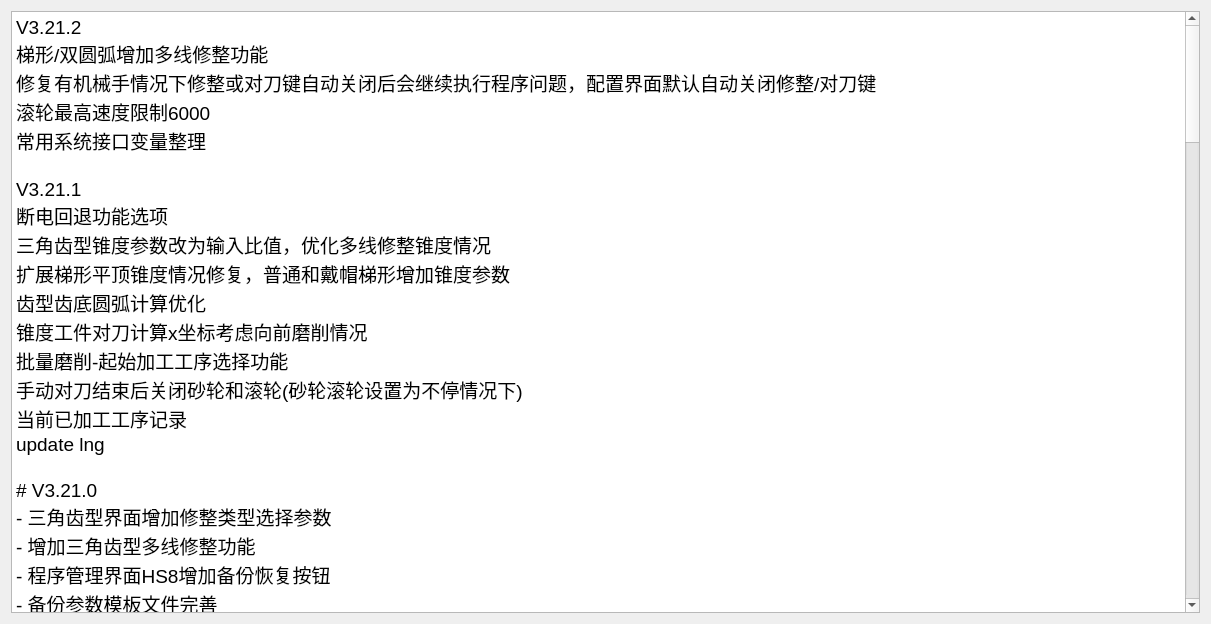
Qt form history.ui (nie11kun/HorizonJuicerCreator) before a commit.
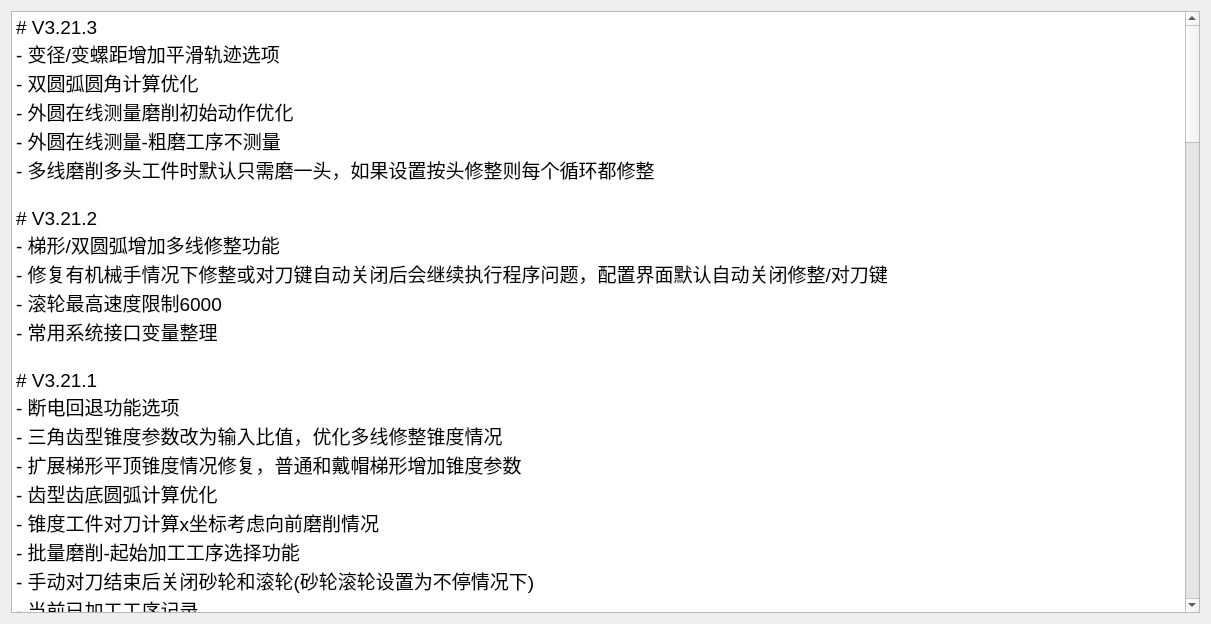
The same form after that commit.

The edit to the form file:
```diff
--- a/history.ui
+++ b/history.ui
@@ -24,22 +24,29 @@
 li.unchecked::marker { content: &quot;\2610&quot;; }
 li.checked::marker { content: &quot;\2612&quot;; }
 &lt;/style&gt;&lt;/head&gt;&lt;body style=&quot; font-family:'Segoe UI'; font-size:9pt; font-weight:400; font-style:normal;&quot;&gt;
-&lt;p style=&quot; margin-top:0px; margin-bottom:0px; margin-left:0px; margin-right:0px; -qt-block-indent:0; text-indent:0px;&quot;&gt;&lt;span style=&quot; font-size:14pt;&quot;&gt;V3.21.2&lt;/span&gt;&lt;/p&gt;
-&lt;p style=&quot; margin-top:0px; margin-bottom:0px; margin-left:0px; margin-right:0px; -qt-block-indent:0; text-indent:0px;&quot;&gt;&lt;span style=&quot; font-size:14pt;&quot;&gt;梯形/双圆弧增加多线修整功能&lt;/span&gt;&lt;/p&gt;
-&lt;p style=&quot; margin-top:0px; margin-bottom:0px; margin-left:0px; margin-right:0px; -qt-block-indent:0; text-indent:0px;&quot;&gt;&lt;span style=&quot; font-size:14pt;&quot;&gt;修复有机械手情况下修整或对刀键自动关闭后会继续执行程序问题，配置界面默认自动关闭修整/对刀键&lt;/span&gt;&lt;/p&gt;
-&lt;p style=&quot; margin-top:0px; margin-bottom:0px; margin-left:0px; margin-right:0px; -qt-block-indent:0; text-indent:0px;&quot;&gt;&lt;span style=&quot; font-size:14pt;&quot;&gt;滚轮最高速度限制6000&lt;/span&gt;&lt;/p&gt;
-&lt;p style=&quot; margin-top:0px; margin-bottom:0px; margin-left:0px; margin-right:0px; -qt-block-indent:0; text-indent:0px;&quot;&gt;&lt;span style=&quot; font-size:14pt;&quot;&gt;常用系统接口变量整理&lt;/span&gt;&lt;/p&gt;
+&lt;p style=&quot; margin-top:0px; margin-bottom:0px; margin-left:0px; margin-right:0px; -qt-block-indent:0; text-indent:0px;&quot;&gt;&lt;span style=&quot; font-size:14pt;&quot;&gt;# V3.21.3&lt;/span&gt;&lt;/p&gt;
+&lt;p style=&quot; margin-top:0px; margin-bottom:0px; margin-left:0px; margin-right:0px; -qt-block-indent:0; text-indent:0px;&quot;&gt;&lt;span style=&quot; font-size:14pt;&quot;&gt;- 变径/变螺距增加平滑轨迹选项&lt;/span&gt;&lt;/p&gt;
+&lt;p style=&quot; margin-top:0px; margin-bottom:0px; margin-left:0px; margin-right:0px; -qt-block-indent:0; text-indent:0px;&quot;&gt;&lt;span style=&quot; font-size:14pt;&quot;&gt;- 双圆弧圆角计算优化&lt;/span&gt;&lt;/p&gt;
+&lt;p style=&quot; margin-top:0px; margin-bottom:0px; margin-left:0px; margin-right:0px; -qt-block-indent:0; text-indent:0px;&quot;&gt;&lt;span style=&quot; font-size:14pt;&quot;&gt;- 外圆在线测量磨削初始动作优化&lt;/span&gt;&lt;/p&gt;
+&lt;p style=&quot; margin-top:0px; margin-bottom:0px; margin-left:0px; margin-right:0px; -qt-block-indent:0; text-indent:0px;&quot;&gt;&lt;span style=&quot; font-size:14pt;&quot;&gt;- 外圆在线测量-粗磨工序不测量&lt;/span&gt;&lt;/p&gt;
+&lt;p style=&quot; margin-top:0px; margin-bottom:0px; margin-left:0px; margin-right:0px; -qt-block-indent:0; text-indent:0px;&quot;&gt;&lt;span style=&quot; font-size:14pt;&quot;&gt;- 多线磨削多头工件时默认只需磨一头，如果设置按头修整则每个循环都修整&lt;/span&gt;&lt;/p&gt;
 &lt;p style=&quot;-qt-paragraph-type:empty; margin-top:0px; margin-bottom:0px; margin-left:0px; margin-right:0px; -qt-block-indent:0; text-indent:0px; font-size:14pt;&quot;&gt;&lt;br /&gt;&lt;/p&gt;
-&lt;p style=&quot; margin-top:0px; margin-bottom:0px; margin-left:0px; margin-right:0px; -qt-block-indent:0; text-indent:0px;&quot;&gt;&lt;span style=&quot; font-size:14pt;&quot;&gt;V3.21.1&lt;/span&gt;&lt;/p&gt;
-&lt;p style=&quot; margin-top:0px; margin-bottom:0px; margin-left:0px; margin-right:0px; -qt-block-indent:0; text-indent:0px;&quot;&gt;&lt;span style=&quot; font-size:14pt;&quot;&gt;断电回退功能选项&lt;/span&gt;&lt;/p&gt;
-&lt;p style=&quot; margin-top:0px; margin-bottom:0px; margin-left:0px; margin-right:0px; -qt-block-indent:0; text-indent:0px;&quot;&gt;&lt;span style=&quot; font-size:14pt;&quot;&gt;三角齿型锥度参数改为输入比值，优化多线修整锥度情况&lt;/span&gt;&lt;/p&gt;
-&lt;p style=&quot; margin-top:0px; margin-bottom:0px; margin-left:0px; margin-right:0px; -qt-block-indent:0; text-indent:0px;&quot;&gt;&lt;span style=&quot; font-size:14pt;&quot;&gt;扩展梯形平顶锥度情况修复，普通和戴帽梯形增加锥度参数&lt;/span&gt;&lt;/p&gt;
-&lt;p style=&quot; margin-top:0px; margin-bottom:0px; margin-left:0px; margin-right:0px; -qt-block-indent:0; text-indent:0px;&quot;&gt;&lt;span style=&quot; font-size:14pt;&quot;&gt;齿型齿底圆弧计算优化&lt;/span&gt;&lt;/p&gt;
-&lt;p style=&quot; margin-top:0px; margin-bottom:0px; margin-left:0px; margin-right:0px; -qt-block-indent:0; text-indent:0px;&quot;&gt;&lt;span style=&quot; font-size:14pt;&quot;&gt;锥度工件对刀计算x坐标考虑向前磨削情况&lt;/span&gt;&lt;/p&gt;
-&lt;p style=&quot; margin-top:0px; margin-bottom:0px; margin-left:0px; margin-right:0px; -qt-block-indent:0; text-indent:0px;&quot;&gt;&lt;span style=&quot; font-size:14pt;&quot;&gt;批量磨削-起始加工工序选择功能&lt;/span&gt;&lt;/p&gt;
-&lt;p style=&quot; margin-top:0px; margin-bottom:0px; margin-left:0px; margin-right:0px; -qt-block-indent:0; text-indent:0px;&quot;&gt;&lt;span style=&quot; font-size:14pt;&quot;&gt;手动对刀结束后关闭砂轮和滚轮(砂轮滚轮设置为不停情况下)&lt;/span&gt;&lt;/p&gt;
-&lt;p style=&quot; margin-top:0px; margin-bottom:0px; margin-left:0px; margin-right:0px; -qt-block-indent:0; text-indent:0px;&quot;&gt;&lt;span style=&quot; font-size:14pt;&quot;&gt;当前已加工工序记录&lt;/span&gt;&lt;/p&gt;
-&lt;p style=&quot; margin-top:0px; margin-bottom:0px; margin-left:0px; margin-right:0px; -qt-block-indent:0; text-indent:0px;&quot;&gt;&lt;span style=&quot; font-size:14pt;&quot;&gt;update lng&lt;/span&gt;&lt;/p&gt;
+&lt;p style=&quot; margin-top:0px; margin-bottom:0px; margin-left:0px; margin-right:0px; -qt-block-indent:0; text-indent:0px;&quot;&gt;&lt;span style=&quot; font-size:14pt;&quot;&gt;# V3.21.2&lt;/span&gt;&lt;/p&gt;
+&lt;p style=&quot; margin-top:0px; margin-bottom:0px; margin-left:0px; margin-right:0px; -qt-block-indent:0; text-indent:0px;&quot;&gt;&lt;span style=&quot; font-size:14pt;&quot;&gt;- 梯形/双圆弧增加多线修整功能&lt;/span&gt;&lt;/p&gt;
+&lt;p style=&quot; margin-top:0px; margin-bottom:0px; margin-left:0px; margin-right:0px; -qt-block-indent:0; text-indent:0px;&quot;&gt;&lt;span style=&quot; font-size:14pt;&quot;&gt;- 修复有机械手情况下修整或对刀键自动关闭后会继续执行程序问题，配置界面默认自动关闭修整/对刀键&lt;/span&gt;&lt;/p&gt;
+&lt;p style=&quot; margin-top:0px; margin-bottom:0px; margin-left:0px; margin-right:0px; -qt-block-indent:0; text-indent:0px;&quot;&gt;&lt;span style=&quot; font-size:14pt;&quot;&gt;- 滚轮最高速度限制6000&lt;/span&gt;&lt;/p&gt;
+&lt;p style=&quot; margin-top:0px; margin-bottom:0px; margin-left:0px; margin-right:0px; -qt-block-indent:0; text-indent:0px;&quot;&gt;&lt;span style=&quot; font-size:14pt;&quot;&gt;- 常用系统接口变量整理&lt;/span&gt;&lt;/p&gt;
+&lt;p style=&quot;-qt-paragraph-type:empty; margin-top:0px; margin-bottom:0px; margin-left:0px; margin-right:0px; -qt-block-indent:0; text-indent:0px; font-size:14pt;&quot;&gt;&lt;br /&gt;&lt;/p&gt;
+&lt;p style=&quot; margin-top:0px; margin-bottom:0px; margin-left:0px; margin-right:0px; -qt-block-indent:0; text-indent:0px;&quot;&gt;&lt;span style=&quot; font-size:14pt;&quot;&gt;# V3.21.1&lt;/span&gt;&lt;/p&gt;
+&lt;p style=&quot; margin-top:0px; margin-bottom:0px; margin-left:0px; margin-right:0px; -qt-block-indent:0; text-indent:0px;&quot;&gt;&lt;span style=&quot; font-size:14pt;&quot;&gt;- 断电回退功能选项&lt;/span&gt;&lt;/p&gt;
+&lt;p style=&quot; margin-top:0px; margin-bottom:0px; margin-left:0px; margin-right:0px; -qt-block-indent:0; text-indent:0px;&quot;&gt;&lt;span style=&quot; font-size:14pt;&quot;&gt;- 三角齿型锥度参数改为输入比值，优化多线修整锥度情况&lt;/span&gt;&lt;/p&gt;
+&lt;p style=&quot; margin-top:0px; margin-bottom:0px; margin-left:0px; margin-right:0px; -qt-block-indent:0; text-indent:0px;&quot;&gt;&lt;span style=&quot; font-size:14pt;&quot;&gt;- 扩展梯形平顶锥度情况修复，普通和戴帽梯形增加锥度参数&lt;/span&gt;&lt;/p&gt;
+&lt;p style=&quot; margin-top:0px; margin-bottom:0px; margin-left:0px; margin-right:0px; -qt-block-indent:0; text-indent:0px;&quot;&gt;&lt;span style=&quot; font-size:14pt;&quot;&gt;- 齿型齿底圆弧计算优化&lt;/span&gt;&lt;/p&gt;
+&lt;p style=&quot; margin-top:0px; margin-bottom:0px; margin-left:0px; margin-right:0px; -qt-block-indent:0; text-indent:0px;&quot;&gt;&lt;span style=&quot; font-size:14pt;&quot;&gt;- 锥度工件对刀计算x坐标考虑向前磨削情况&lt;/span&gt;&lt;/p&gt;
+&lt;p style=&quot; margin-top:0px; margin-bottom:0px; margin-left:0px; margin-right:0px; -qt-block-indent:0; text-indent:0px;&quot;&gt;&lt;span style=&quot; font-size:14pt;&quot;&gt;- 批量磨削-起始加工工序选择功能&lt;/span&gt;&lt;/p&gt;
+&lt;p style=&quot; margin-top:0px; margin-bottom:0px; margin-left:0px; margin-right:0px; -qt-block-indent:0; text-indent:0px;&quot;&gt;&lt;span style=&quot; font-size:14pt;&quot;&gt;- 手动对刀结束后关闭砂轮和滚轮(砂轮滚轮设置为不停情况下)&lt;/span&gt;&lt;/p&gt;
+&lt;p style=&quot; margin-top:0px; margin-bottom:0px; margin-left:0px; margin-right:0px; -qt-block-indent:0; text-indent:0px;&quot;&gt;&lt;span style=&quot; font-size:14pt;&quot;&gt;- 当前已加工工序记录&lt;/span&gt;&lt;/p&gt;
+&lt;p style=&quot; margin-top:0px; margin-bottom:0px; margin-left:0px; margin-right:0px; -qt-block-indent:0; text-indent:0px;&quot;&gt;&lt;span style=&quot; font-size:14pt;&quot;&gt;- update lng&lt;/span&gt;&lt;/p&gt;
 &lt;p style=&quot;-qt-paragraph-type:empty; margin-top:0px; margin-bottom:0px; margin-left:0px; margin-right:0px; -qt-block-indent:0; text-indent:0px; font-size:14pt;&quot;&gt;&lt;br /&gt;&lt;/p&gt;
 &lt;p style=&quot; margin-top:0px; margin-bottom:0px; margin-left:0px; margin-right:0px; -qt-block-indent:0; text-indent:0px;&quot;&gt;&lt;span style=&quot; font-size:14pt;&quot;&gt;# V3.21.0&lt;/span&gt;&lt;/p&gt;
 &lt;p style=&quot; margin-top:0px; margin-bottom:0px; margin-left:0px; margin-right:0px; -qt-block-indent:0; text-indent:0px;&quot;&gt;&lt;span style=&quot; font-size:14pt;&quot;&gt;- 三角齿型界面增加修整类型选择参数&lt;/span&gt;&lt;/p&gt;
```
